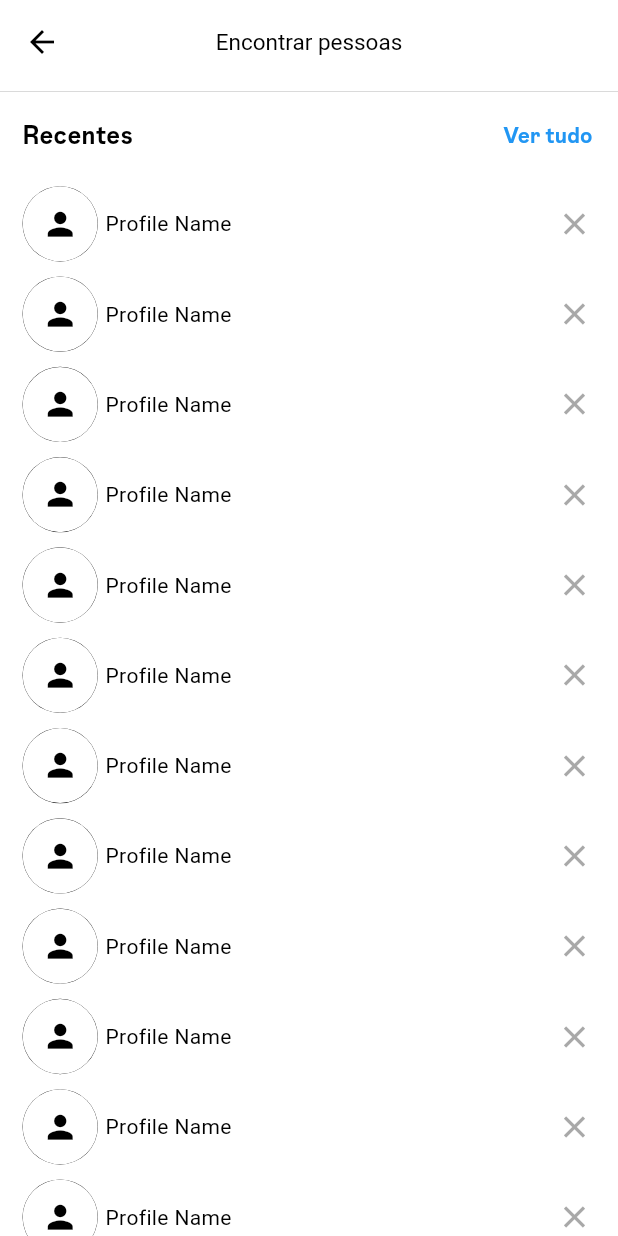
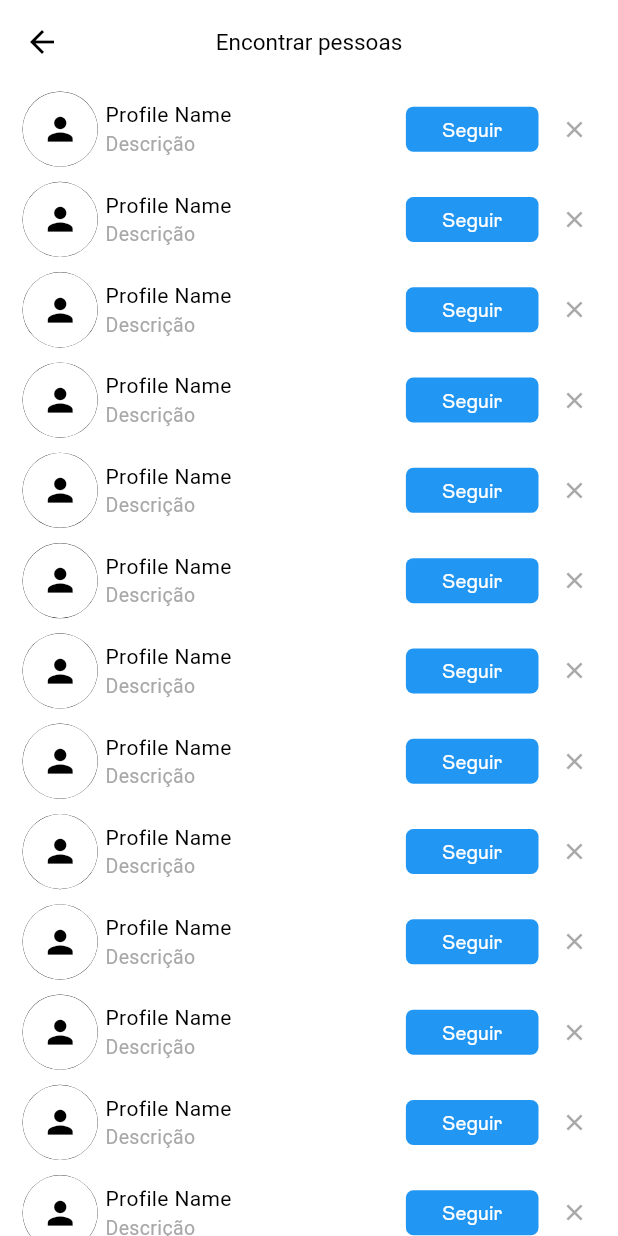
Before and after one commit to Mateuszinnn/Instagram, a Flutter app: the NotificationSugestion screen opened directly, on a phone screen of 412 x 824 dp. Run offline on Flutter 3.47's test engine with Material 3 defaults, Android fonts, the phone set to English and light mode, and no system bars; our stand-ins replace font_awesome_flutter; Roboto replaces fonts that are missing (instagram bold); project files that could hold a hidden picture were left out.

Commit message:
Finalizacao da Search page e adicao de descricao em profile widget

```diff
--- a/lib/components/post_widgets/comment_section/comment_input.dart
+++ b/lib/components/post_widgets/comment_section/comment_input.dart
@@ -76,6 +76,8 @@ class CommentInput extends StatelessWidget {
                   paddingBottom: 0.1,
                   size: 24,
                   isColumn: false,
+                  hasDescription: false,
+                  description: '',
                 ),
               ),
               Expanded(
--- a/lib/components/post_widgets/comment_section/comment_list.dart
+++ b/lib/components/post_widgets/comment_section/comment_list.dart
@@ -22,6 +22,8 @@ class CommentList extends StatelessWidget {
                 paddingBottom: 12,
                 size: 17,
                 isColumn: false,
+                hasDescription: false,
+                  description: ''
               ),
               const SizedBox(width: 10),
               Column(
--- a/lib/components/post_widgets/post_profile_header.dart
+++ b/lib/components/post_widgets/post_profile_header.dart
@@ -27,6 +27,8 @@ class PostProfileHeader extends StatelessWidget {
               paddingBottom: 12,
               size: 17,
               isColumn: false,
+              hasDescription: false,
+                  description: ''
             ),
             Padding(
               padding: const EdgeInsets.fromLTRB(11.0, 11.0, 11.0, 0.0),
--- a/lib/components/post_widgets/send_section/send_button.dart
+++ b/lib/components/post_widgets/send_section/send_button.dart
@@ -83,6 +83,8 @@ class SendButton extends StatelessWidget {
                                     paddingBottom: 10,
                                     size: 35,
                                     isColumn: true,
+                                    hasDescription: false,
+                  description: ''
                                   ),
                                 )
                               ],
--- a/lib/components/profile_widget.dart
+++ b/lib/components/profile_widget.dart
@@ -8,6 +8,8 @@ class ProfileWidget extends StatelessWidget {
   final double paddingBottom;
   final double size;
   final bool isColumn;
+  final bool hasDescription;
+  final String description;
 
   const ProfileWidget(
       {super.key,
@@ -17,7 +19,9 @@ class ProfileWidget extends StatelessWidget {
       required this.paddingRight,
       required this.paddingBottom,
       required this.size,
-      required this.isColumn});
+      required this.isColumn,
+      required this.hasDescription,
+      required this.description});
 
   @override
   Widget build(BuildContext context) {
@@ -69,6 +73,28 @@ class ProfileWidget extends StatelessWidget {
                   ),
                 ),
               ),
+              hasDescription == true ?
+              Column(
+                crossAxisAlignment: CrossAxisAlignment.start,
+                mainAxisAlignment: MainAxisAlignment.start,
+                children: [
+                  Text(
+                    profileName,
+                    style: TextStyle(
+                      fontFamily: 'instagram bold',
+                      color: Theme.of(context).colorScheme.primary,
+                    ),
+                  ),
+                  Text(
+                    description,
+                    style: const TextStyle(
+                      fontFamily: 'instagram bold',
+                      color: Color(0xFFA8A8A8),
+                      fontSize: 13,
+                    ),
+                  ),
+                ],
+              ) :
               Text(
                     profileName,
                     style: TextStyle(
--- a/lib/components/search_widgets/search_section.dart
+++ b/lib/components/search_widgets/search_section.dart
@@ -3,48 +3,17 @@ import 'package:instagram/components/profile_widget.dart';
 import 'package:instagram/pages/other_profile.dart';
 
 class SearchSection extends StatelessWidget {
-  const SearchSection({super.key});
+  final bool followButton;
+
+  const SearchSection({super.key, required this.followButton});
 
   @override
   Widget build(BuildContext context) {
-    return SingleChildScrollView(
-      child: Container(
+    return Container(
       color: Theme.of(context).colorScheme.surface,
       child: Column(
         crossAxisAlignment: CrossAxisAlignment.start,
         children: [
-            const SizedBox(
-              height: 5,
-            ),
-            const Divider(
-              height: 0.1,
-              thickness: 0.1,
-            ),
-            Padding(
-              padding: const EdgeInsets.fromLTRB(15, 5, 5, 5),
-              child: Row(
-                children: [
-                  const Text(
-                    'Recentes',
-                    style: TextStyle(
-                        fontFamily: 'Instagram',
-                        fontWeight: FontWeight.bold,
-                        fontSize: 17),
-                  ),
-                  const Spacer(),
-                  TextButton(
-                      onPressed: () {},
-                      child: const Text(
-                        'Ver tudo',
-                        style: TextStyle(
-                            fontFamily: 'Instagram',
-                            fontWeight: FontWeight.bold,
-                            color: Colors.blue,
-                            fontSize: 15),
-                      )),
-                ],
-              ),
-            ),
           Column(
               children: List.generate(
             20,
@@ -59,7 +28,9 @@ class SearchSection extends StatelessWidget {
                         paddingRight: 5,
                         paddingBottom: 5,
                         size: 25,
-                          isColumn: false),
+                        isColumn: false,
+                        hasDescription: true,
+                        description: 'Descrição'),
                     Padding(
                       padding: const EdgeInsets.fromLTRB(15, 5, 0, 0),
                       child: SizedBox(
@@ -72,19 +43,41 @@ class SearchSection extends StatelessWidget {
                                   builder: (context) => const OtherProfile()),
                             );
                           },
-                            child:
-                                const Text('                                '),
+                          child: const Text('                                '),
                         ),
                       ),
                     ),
                   ],
                 ),
                 const Spacer(),
+                followButton == true ?
+                SizedBox(
+                  height: 30,
+                  child: FilledButton(
+                    onPressed: () {},
+                    style: ButtonStyle(
+                      backgroundColor: WidgetStateProperty.all(
+                          Colors.blue),
+                      shape: WidgetStateProperty.all<RoundedRectangleBorder>(
+                        RoundedRectangleBorder(
+                          borderRadius: BorderRadius.circular(5.0),
+                        ),
+                      ),
+                    ),
+                    child: const Text(
+                      'Seguir',
+                      style: TextStyle(
+                          color: Colors.white,
+                          fontFamily: 'Instagram'),
+                    ),
+                  ),
+                ) : const SizedBox(),
                 IconButton(
                     onPressed: () {},
                     icon: const Icon(
                       Icons.close,
                       color: Color(0xFFA8A8A8),
+                      size: 18,
                     )),
                 const SizedBox(
                   width: 5,
@@ -94,7 +87,6 @@ class SearchSection extends StatelessWidget {
           ))
         ],
       ),
-      ),
     );
   }
 }
--- a/lib/pages/reel.dart
+++ b/lib/pages/reel.dart
@@ -183,7 +183,8 @@ class _ReelPageState extends State<ReelPage> {
                         paddingBottom: 12,
                         size: 17,
                         isColumn: false,
-                    ),
+                        hasDescription: false,
+                        description: ''),
                     Padding(
                       padding: const EdgeInsets.all(8.0),
                       child: TextButton(
```
Also changed, not shown: lib/components/search_widgets/search_recent.dart (added, +47 -0 lines), lib/pages/search.dart (+50 -1 lines). Lines whose indentation alone changed are shown as unchanged.
